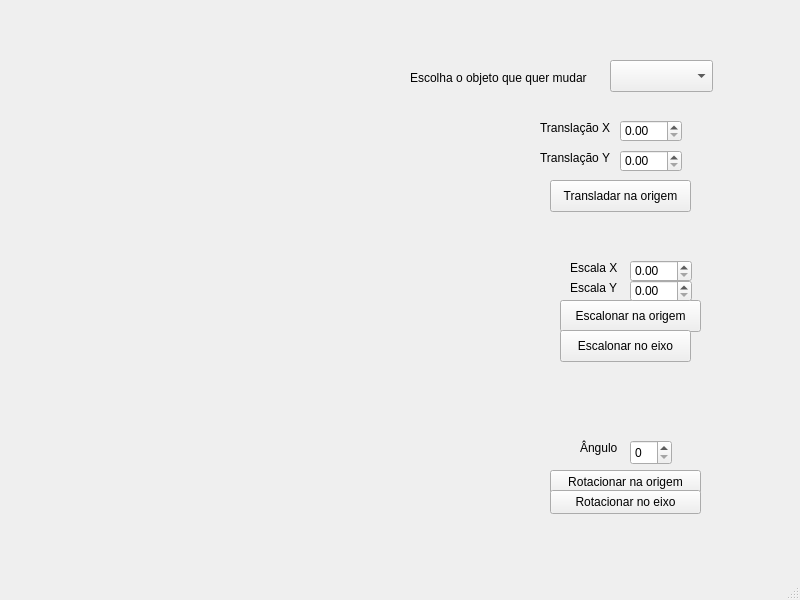
First picture: the form in ComputacaoGrafica/mainwindow.ui, repository cafeef/CC54E, before the edit.
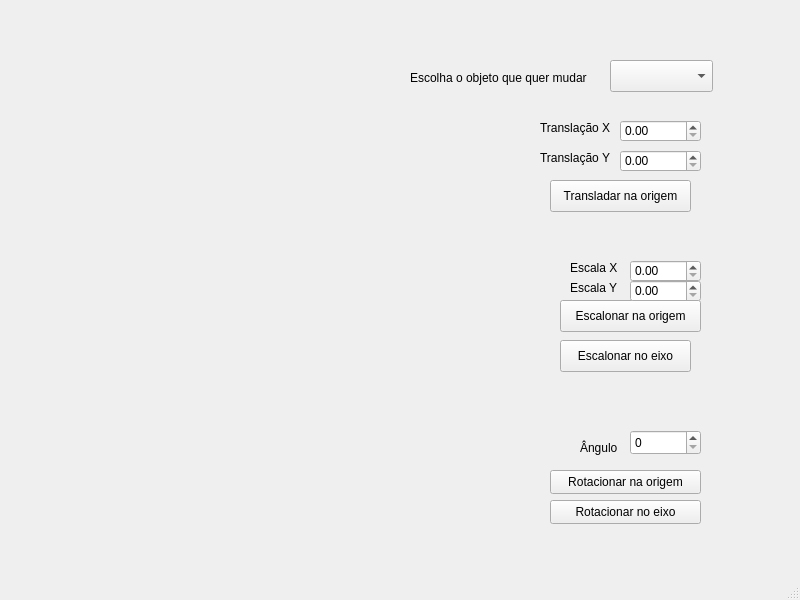
Second picture: the form after the edit. Custom widgets are drawn as their Qt base class.

The edit to the form file:
```diff
--- a/ComputacaoGrafica/mainwindow.ui
+++ b/ComputacaoGrafica/mainwindow.ui
@@ -38,7 +38,7 @@
       <rect>
        <x>620</x>
        <y>140</y>
-       <width>62</width>
+       <width>81</width>
        <height>22</height>
       </rect>
      </property>
@@ -48,7 +48,7 @@
       <rect>
        <x>620</x>
        <y>170</y>
-       <width>62</width>
+       <width>81</width>
        <height>22</height>
       </rect>
      </property>
@@ -149,7 +149,7 @@
       <rect>
        <x>630</x>
        <y>280</y>
-       <width>62</width>
+       <width>71</width>
        <height>22</height>
       </rect>
      </property>
@@ -159,7 +159,7 @@
       <rect>
        <x>630</x>
        <y>300</y>
-       <width>62</width>
+       <width>71</width>
        <height>22</height>
       </rect>
      </property>
@@ -168,8 +168,8 @@
      <property name="geometry">
       <rect>
        <x>630</x>
-       <y>460</y>
-       <width>42</width>
+       <y>450</y>
+       <width>71</width>
        <height>25</height>
       </rect>
      </property>
@@ -204,7 +204,7 @@
      <property name="geometry">
       <rect>
        <x>550</x>
-       <y>510</y>
+       <y>520</y>
        <width>151</width>
        <height>24</height>
       </rect>
@@ -217,7 +217,7 @@
      <property name="geometry">
       <rect>
        <x>560</x>
-       <y>350</y>
+       <y>360</y>
        <width>131</width>
        <height>32</height>
       </rect>
```
Left out of the diff: 2 changed lines with no effect on the pictures.
